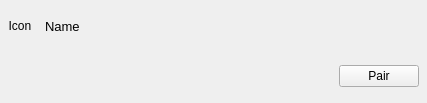
Above: deviceframe.ui from surlykke/partooth before the change. Below: the same form after it.
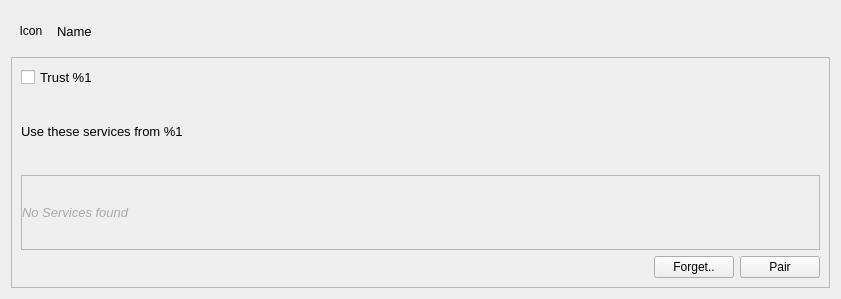
That is the form after the change.

Commit message: start work on showing services for device (only uuids for now)

```diff
--- a/deviceframe.ui
+++ b/deviceframe.ui
@@ -6,8 +6,8 @@
    <rect>
     <x>0</x>
     <y>0</y>
-    <width>427</width>
-    <height>103</height>
+    <width>841</width>
+    <height>299</height>
    </rect>
   </property>
   <property name="windowTitle">
@@ -16,47 +16,10 @@
   <property name="styleSheet">
    <string notr="true"/>
   </property>
-  <layout class="QGridLayout" name="gridLayout">
-   <property name="leftMargin">
-    <number>0</number>
-   </property>
-   <property name="topMargin">
-    <number>0</number>
-   </property>
-   <property name="rightMargin">
-    <number>0</number>
-   </property>
-   <property name="bottomMargin">
-    <number>0</number>
-   </property>
-   <property name="spacing">
-    <number>5</number>
-   </property>
-   <item row="0" column="1" colspan="2">
-    <widget class="QLabel" name="nameLabel">
-     <property name="minimumSize">
-      <size>
-       <width>0</width>
-       <height>40</height>
-      </size>
-     </property>
-     <property name="maximumSize">
-      <size>
-       <width>16777215</width>
-       <height>40</height>
-      </size>
-     </property>
-     <property name="font">
-      <font>
-       <pointsize>10</pointsize>
-      </font>
-     </property>
-     <property name="text">
-      <string>Name</string>
-     </property>
-    </widget>
-   </item>
-   <item row="0" column="0">
+  <layout class="QVBoxLayout" name="verticalLayout_2">
+   <item>
+    <layout class="QHBoxLayout" name="horizontalLayout_2">
+     <item>
     <widget class="QLabel" name="iconLabel">
      <property name="minimumSize">
       <size>
@@ -78,36 +41,148 @@
      </property>
     </widget>
    </item>
-   <item row="1" column="2">
-    <widget class="QFrame" name="pairButtonFrame">
+     <item>
+      <widget class="QLabel" name="nameLabel">
+       <property name="minimumSize">
+        <size>
+         <width>0</width>
+         <height>40</height>
+        </size>
+       </property>
+       <property name="maximumSize">
+        <size>
+         <width>16777215</width>
+         <height>40</height>
+        </size>
+       </property>
+       <property name="font">
+        <font>
+         <pointsize>10</pointsize>
+        </font>
+       </property>
+       <property name="text">
+        <string>Name</string>
+       </property>
+      </widget>
+     </item>
+    </layout>
+   </item>
+   <item>
+    <widget class="QFrame" name="selectedFrame">
      <property name="sizePolicy">
-      <sizepolicy hsizetype="Fixed" vsizetype="Fixed">
+      <sizepolicy hsizetype="Preferred" vsizetype="Preferred">
        <horstretch>0</horstretch>
        <verstretch>0</verstretch>
       </sizepolicy>
      </property>
      <property name="frameShape">
-      <enum>QFrame::NoFrame</enum>
+      <enum>QFrame::StyledPanel</enum>
      </property>
      <property name="frameShadow">
       <enum>QFrame::Raised</enum>
      </property>
      <layout class="QVBoxLayout" name="verticalLayout">
+      <item>
+       <widget class="QCheckBox" name="trustCheckBox">
+        <property name="font">
+         <font>
+          <pointsize>10</pointsize>
+         </font>
+        </property>
+        <property name="text">
+         <string>Trust %1</string>
+        </property>
+       </widget>
+      </item>
+      <item>
+       <widget class="QLabel" name="useServicesLabel">
+        <property name="font">
+         <font>
+          <pointsize>10</pointsize>
+         </font>
+        </property>
+        <property name="text">
+         <string>Use these services from %1</string>
+        </property>
+       </widget>
+      </item>
+      <item>
+       <widget class="QFrame" name="servicesFrame">
+        <property name="sizePolicy">
+         <sizepolicy hsizetype="Preferred" vsizetype="Minimum">
+          <horstretch>0</horstretch>
+          <verstretch>0</verstretch>
+         </sizepolicy>
+        </property>
+        <property name="frameShape">
+         <enum>QFrame::StyledPanel</enum>
+        </property>
+        <property name="frameShadow">
+         <enum>QFrame::Raised</enum>
+        </property>
+        <layout class="QVBoxLayout" name="verticalLayout_3">
       <property name="spacing">
-       <number>8</number>
+          <number>0</number>
       </property>
       <property name="leftMargin">
-       <number>8</number>
+          <number>0</number>
       </property>
       <property name="topMargin">
-       <number>8</number>
+          <number>0</number>
       </property>
       <property name="rightMargin">
-       <number>8</number>
+          <number>0</number>
       </property>
       <property name="bottomMargin">
-       <number>8</number>
-      </property>
+          <number>0</number>
+         </property>
+         <item>
+          <widget class="QLabel" name="noServicesLabel">
+           <property name="sizePolicy">
+            <sizepolicy hsizetype="Fixed" vsizetype="Fixed">
+             <horstretch>0</horstretch>
+             <verstretch>0</verstretch>
+            </sizepolicy>
+           </property>
+           <property name="font">
+            <font>
+             <pointsize>10</pointsize>
+             <italic>true</italic>
+            </font>
+           </property>
+           <property name="styleSheet">
+            <string notr="true">color: darkgrey</string>
+           </property>
+           <property name="text">
+            <string>No Services found</string>
+           </property>
+          </widget>
+         </item>
+        </layout>
+       </widget>
+      </item>
+      <item>
+       <layout class="QHBoxLayout" name="horizontalLayout">
+        <item>
+         <spacer name="horizontalSpacer">
+          <property name="orientation">
+           <enum>Qt::Horizontal</enum>
+          </property>
+          <property name="sizeHint" stdset="0">
+           <size>
+            <width>40</width>
+            <height>20</height>
+           </size>
+          </property>
+         </spacer>
+        </item>
+        <item>
+         <widget class="QPushButton" name="pushButton">
+          <property name="text">
+           <string>Forget..</string>
+          </property>
+         </widget>
+        </item>
       <item>
        <widget class="QPushButton" name="pairButton">
         <property name="sizePolicy">
@@ -120,6 +195,8 @@
          <string>Pair</string>
         </property>
        </widget>
+        </item>
+       </layout>
       </item>
      </layout>
     </widget>
```
Lines whose indentation alone changed are shown as unchanged. The commit also changes 7 other files.
